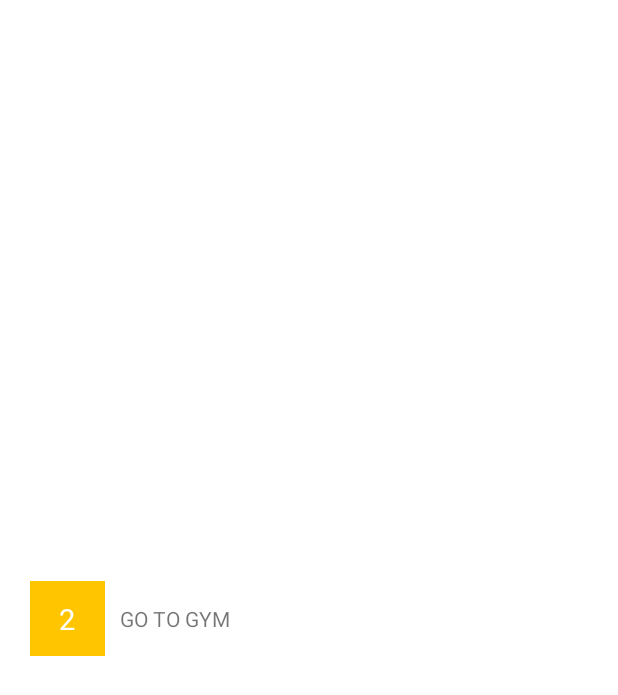
After one commit to Gnow-git/Android_Kotlin, an Android app: the layout item_todo.xml on its own in the app's theme, with its tools: preview values and no code run, on a phone screen of 412 x 824 dp. The commit adds this screen. Shown: the top 695 px of the screen. Run offline under Robolectric (Android 15) with nearby library versions, the phone set to English and light mode, and no system bars.

Commit message:
Create RecyclerView Adapter

```diff
--- /dev/null
+++ b/TodoList/app/src/main/res/layout/item_todo.xml
@@ -0,0 +1,37 @@
+<?xml version="1.0" encoding="utf-8"?>
+<androidx.constraintlayout.widget.ConstraintLayout xmlns:android="http://schemas.android.com/apk/res/android"
+    android:layout_width="match_parent"
+    android:layout_height="match_parent"
+    xmlns:app="http://schemas.android.com/apk/res-auto">
+
+    <TextView
+        android:id="@+id/tv_importance"
+        android:layout_width="50dp"
+        android:layout_height="50dp"
+        android:background="@color/yellow"
+        app:layout_constraintStart_toStartOf="parent"
+        app:layout_constraintTop_toTopOf="parent"
+        app:layout_constraintBottom_toBottomOf="parent"
+        android:layout_marginStart="20dp"
+        android:text="2"
+        android:gravity="center"
+        android:textSize="19sp"
+        android:textColor="@color/white"
+        />
+
+    <TextView
+        android:id="@+id/tv_title"
+        android:layout_width="0dp"
+        android:layout_height="wrap_content"
+        android:text="GO TO GYM"
+        app:layout_constraintStart_toEndOf="@id/tv_importance"
+        app:layout_constraintTop_toTopOf="parent"
+        app:layout_constraintBottom_toBottomOf="parent"
+        app:layout_constraintEnd_toEndOf="parent"
+        android:layout_marginEnd="20dp"
+        android:layout_marginStart="10dp"
+        />
+
+
+
+</androidx.constraintlayout.widget.ConstraintLayout>
--- a/TodoList/app/src/main/res/values/colors.xml
+++ b/TodoList/app/src/main/res/values/colors.xml
@@ -7,4 +7,9 @@
     <color name="teal_700">#FF018786</color>
     <color name="black">#FF000000</color>
     <color name="white">#FFFFFFFF</color>
+
+    <color name="red">#FF3030</color>
+    <color name="yellow">#FFC600</color>
+    <color name="green">#10A806</color>
+
 </resources>
```
